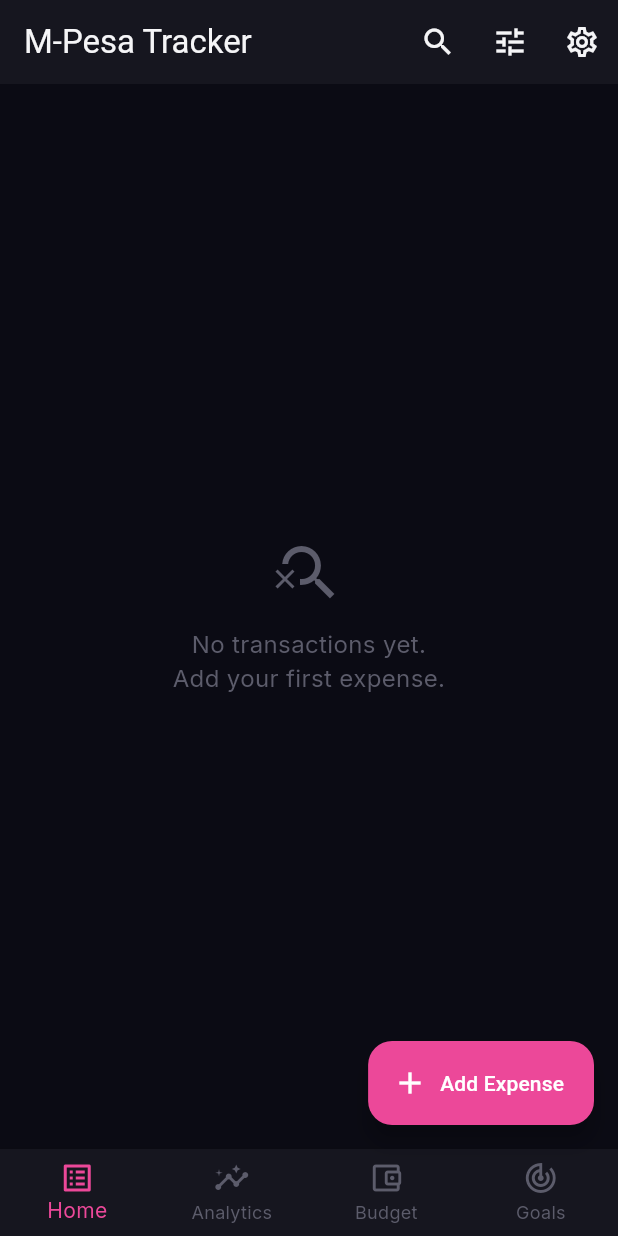
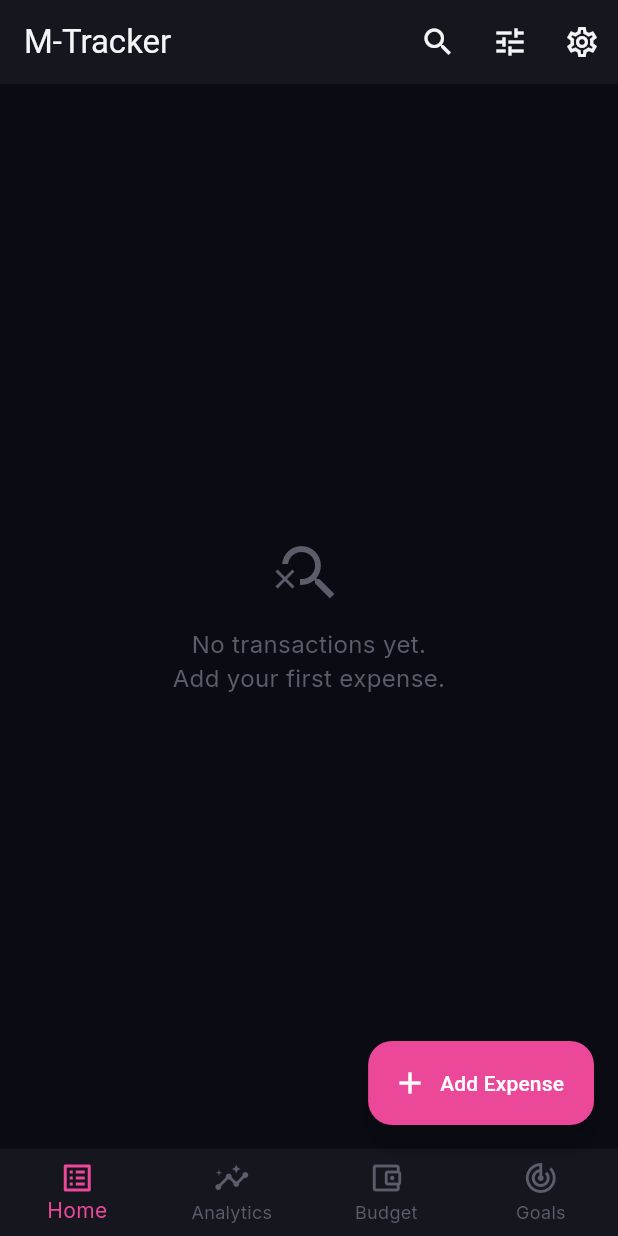
Before and after one commit to Aminakendi/CashApp, a Flutter app: the screen it shows after launch, on a phone screen of 412 x 824 dp. Run offline on Flutter 3.47's test engine with Material 3 defaults, Android fonts, the phone set to English and light mode, and no system bars; our stand-ins replace drift, fl_chart, flutter_local_notifications, flutter_riverpod, flutter_secure_storage, google_fonts and 4 more; missing offline and left inert: flutter_sms_inbox, sqlite3, telephony, workmanager; accounts and stored records are empty; generated files the repository leaves out were written again; statements that could not run were skipped.

Commit message:
chore: Rename app to M-Tracker, fix lints, and clean up deprecation warnings

```diff
--- a/lib/database/seeder.dart
+++ b/lib/database/seeder.dart
@@ -124,11 +124,11 @@
     for (final tx in txs) {
       if (tx.mpesaSubtype == 'unknown' && tx.rawSmsText != null && tx.rawSmsText!.toLowerCase().contains('kcb m-pesa')) {
         await (db.update(db.transactions)..where((t) => t.id.equals(tx.id))).write(
-          TransactionsCompanion(
-            type: const drift.Value('transfer'),
-            mpesaSubtype: const drift.Value('kcb'),
-            counterparty: const drift.Value('KCB M-PESA'),
-            categoryId: const drift.Value(null), // Clear category since it's a transfer
+          const TransactionsCompanion(
+            type: drift.Value('transfer'),
+            mpesaSubtype: drift.Value('kcb'),
+            counterparty: drift.Value('KCB M-PESA'),
+            categoryId: drift.Value(null), // Clear category since it's a transfer
           ),
         );
         updatedCount++;
--- a/lib/main.dart
+++ b/lib/main.dart
@@ -58,7 +58,7 @@
   @override
   Widget build(BuildContext context) {
     return MaterialApp(
-      title: 'M-Pesa Tracker',
+      title: 'M-Tracker',
       theme: AppTheme.darkTheme,
       debugShowCheckedModeBanner: false,
       home: const DashboardScreen(),
--- a/lib/services/backup_service.dart
+++ b/lib/services/backup_service.dart
@@ -32,6 +32,7 @@
 
     await file.writeAsString(jsonString);
 
+    // ignore: deprecated_member_use
     await Share.shareXFiles(
       [XFile(file.path)],
       text: 'CashApp Data Export (Unencrypted)',
--- a/lib/ui/dashboard_screen.dart
+++ b/lib/ui/dashboard_screen.dart
@@ -91,7 +91,7 @@
     if (_initializationError != null) {
       return Scaffold(
         appBar: AppBar(
-          title: const Text('M-Pesa Tracker'),
+          title: const Text('M-Tracker'),
           elevation: 0,
           backgroundColor: Colors.transparent,
         ),
--- a/lib/ui/goals/create_goal_sheet.dart
+++ b/lib/ui/goals/create_goal_sheet.dart
@@ -36,6 +36,7 @@
       _selectedDate = goal.targetDate;
 
       if (goal.iconName != null) {
+        // ignore: non_const_argument_for_const_parameter
         _selectedIcon = IconData(int.parse(goal.iconName!, radix: 16), fontFamily: 'MaterialIcons');
         _userHasPickedIcon = true;
       } else {
--- a/lib/ui/settings/category_icon_picker.dart
+++ b/lib/ui/settings/category_icon_picker.dart
@@ -94,7 +94,7 @@
                   borderRadius: BorderRadius.circular(8),
                   child: Container(
                     decoration: BoxDecoration(
-                      color: Colors.white.withOpacity(0.05),
+                      color: Colors.white.withValues(alpha: 0.05),
                       borderRadius: BorderRadius.circular(8),
                     ),
                     child: Icon(entry.value, size: 32),
--- a/lib/ui/settings/category_reassign_sheet.dart
+++ b/lib/ui/settings/category_reassign_sheet.dart
@@ -1,7 +1,7 @@
 import 'package:flutter/material.dart';
 import 'package:flutter_riverpod/flutter_riverpod.dart';
 import 'package:mpesa_tracker/database/database.dart';
-import 'package:mpesa_tracker/theme/app_theme.dart';
+
 import 'package:mpesa_tracker/ui/settings/category_icon_resolver.dart';
 import 'package:mpesa_tracker/providers/db_provider.dart';
 
@@ -88,7 +88,7 @@
                   border: OutlineInputBorder(),
                   contentPadding: EdgeInsets.symmetric(horizontal: 16, vertical: 8),
                 ),
-                value: _selectedCategoryId,
+                initialValue: _selectedCategoryId,
                 hint: const Text('Select a category'),
                 items: otherCategories.map((c) {
                   return DropdownMenuItem<int>(
--- a/lib/ui/tabs/home_tab.dart
+++ b/lib/ui/tabs/home_tab.dart
@@ -434,7 +434,7 @@
                 ),
                 onChanged: (v) => setState(() => _searchQuery = v),
               )
-            : const Text('M-Pesa Tracker'),
+            : const Text('M-Tracker'),
         actions: [
           // Search icon: toggles search field
           IconButton(
@@ -843,7 +843,7 @@
           style: const TextStyle(color: Colors.white, fontSize: 12)),
       deleteIcon: const Icon(Icons.close, size: 14, color: AppTheme.textDisabled),
       onDeleted: onRemove,
-      backgroundColor: AppTheme.primaryPink.withOpacity(0.12),
+      backgroundColor: AppTheme.primaryPink.withValues(alpha: 0.12),
       side: const BorderSide(color: AppTheme.primaryPink, width: 0.5),
       visualDensity: VisualDensity.compact,
     );
--- a/lib/ui/widgets/goal_card.dart
+++ b/lib/ui/widgets/goal_card.dart
@@ -76,7 +76,7 @@
                   Container(
                     padding: const EdgeInsets.all(12),
                     decoration: BoxDecoration(
-                      color: AppTheme.primaryPink.withOpacity(0.15),
+                      color: AppTheme.primaryPink.withValues(alpha: 0.15),
                       shape: BoxShape.circle,
                     ),
                     child: Icon(
@@ -186,7 +186,7 @@
                   padding:
                       const EdgeInsets.symmetric(horizontal: 8, vertical: 4),
                   decoration: BoxDecoration(
-                    color: Colors.white.withOpacity(0.05),
+                    color: Colors.white.withValues(alpha: 0.05),
                     borderRadius: BorderRadius.circular(4),
                   ),
                   child: Text(
--- a/pubspec.yaml
+++ b/pubspec.yaml
@@ -32,9 +32,13 @@
 dev_dependencies:
   flutter_test:
     sdk: flutter
+  integration_test:
+    sdk: flutter
   flutter_lints: ^3.0.0
   drift_dev: ^2.14.0
   build_runner: ^2.4.8
+  path_provider_platform_interface: ^2.1.2
+  plugin_platform_interface: ^2.1.8
 
 flutter:
   uses-material-design: true
```
Also changed, not shown: lib/ui/goals/goal_detail_screen.dart (+4 -4 lines), lib/ui/goals/goal_icon_picker.dart (+18 -16 lines), pubspec.lock, 5 other files.
